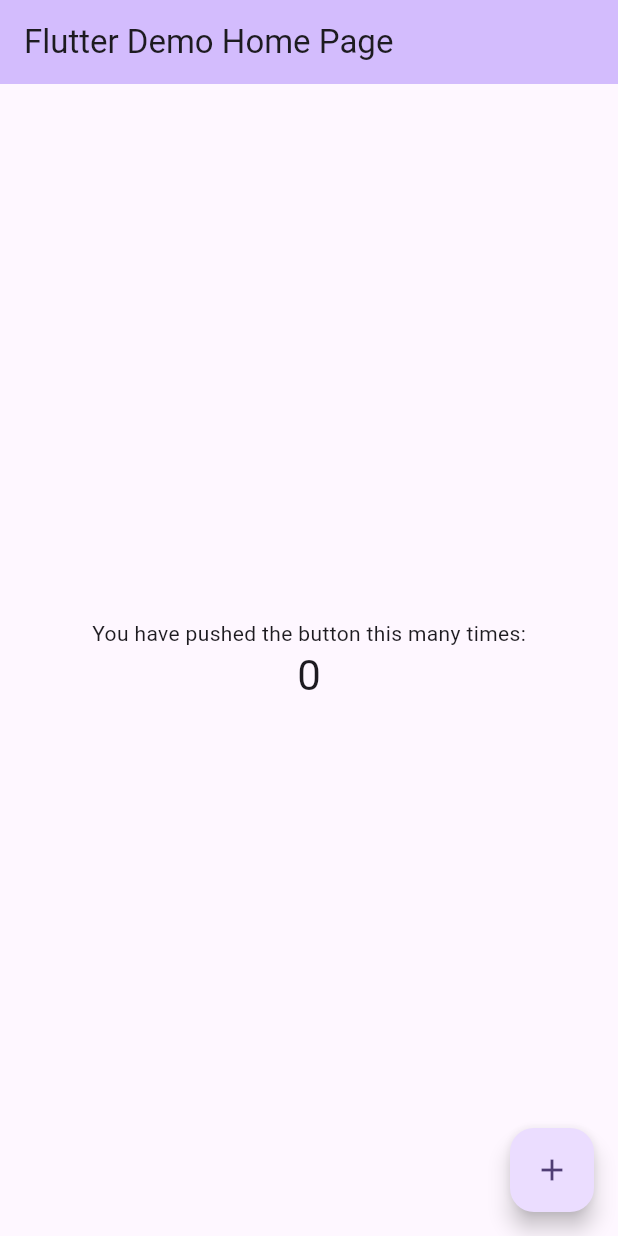
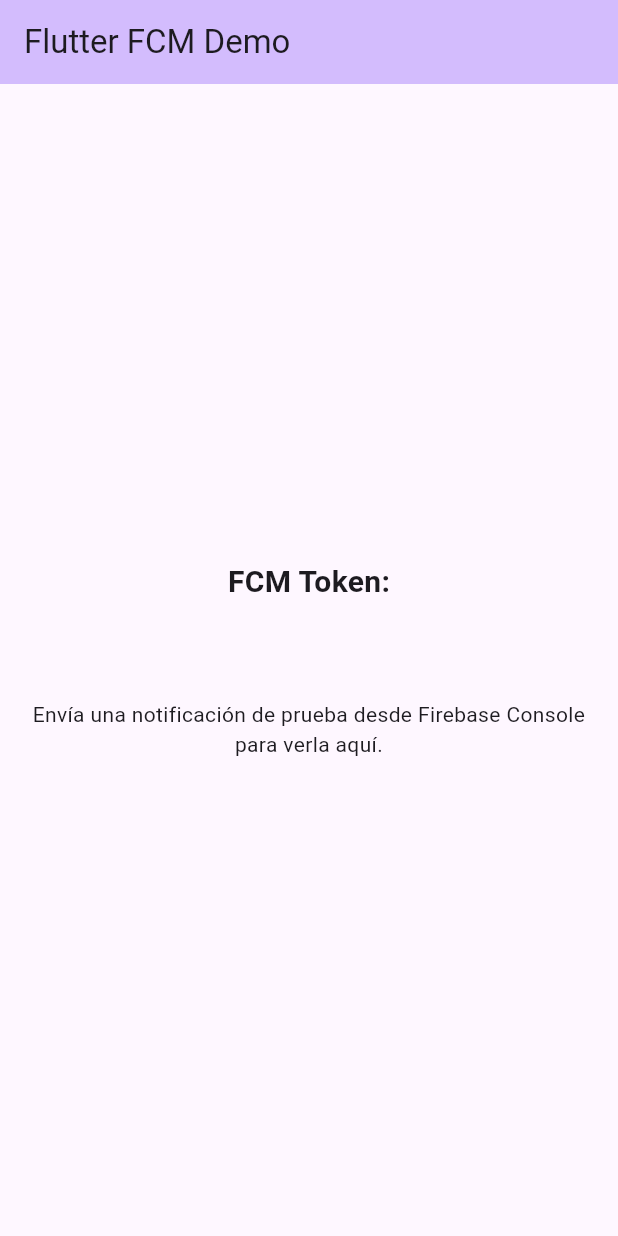
Before and after one commit to richardmijo/flutter_push_notificaction, a Flutter app: the screen it shows after launch, on a phone screen of 412 x 824 dp. Run offline on Flutter 3.47's test engine with Material 3 defaults, Android fonts, the phone set to English and light mode, and no system bars; our stand-ins replace firebase_core, firebase_messaging; accounts and stored records are empty.

Commit message:
Notificaiones funcionando

```diff
--- a/lib/main.dart
+++ b/lib/main.dart
@@ -1,52 +1,36 @@
+import 'package:firebase_core/firebase_core.dart';
+import 'package:firebase_messaging/firebase_messaging.dart';
 import 'package:flutter/material.dart';
+import 'package:flutter_push_notificaction/services/notification_service.dart';
 
-void main() {
+void main() async {
+  WidgetsFlutterBinding.ensureInitialized();
+  // Inicializar Firebase
+  await Firebase.initializeApp();
+  // Inicializar nuestro servicio de notificaciones
+  await NotificationService.initNotifications();
+
   runApp(const MyApp());
 }
 
 class MyApp extends StatelessWidget {
   const MyApp({super.key});
 
-  // This widget is the root of your application.
   @override
   Widget build(BuildContext context) {
     return MaterialApp(
-      title: 'Flutter Demo',
+      title: 'FCM Demo',
       theme: ThemeData(
-        // This is the theme of your application.
-        //
-        // TRY THIS: Try running your application with "flutter run". You'll see
-        // the application has a purple toolbar. Then, without quitting the app,
-        // try changing the seedColor in the colorScheme below to Colors.green
-        // and then invoke "hot reload" (save your changes or press the "hot
-        // reload" button in a Flutter-supported IDE, or press "r" if you used
-        // the command line to start the app).
-        //
-        // Notice that the counter didn't reset back to zero; the application
-        // state is not lost during the reload. To reset the state, use hot
-        // restart instead.
-        //
-        // This works for code too, not just values: Most code changes can be
-        // tested with just a hot reload.
         colorScheme: ColorScheme.fromSeed(seedColor: Colors.deepPurple),
+        useMaterial3: true,
       ),
-      home: const MyHomePage(title: 'Flutter Demo Home Page'),
+      home: const MyHomePage(title: 'Flutter FCM Demo'),
     );
   }
 }
 
 class MyHomePage extends StatefulWidget {
   const MyHomePage({super.key, required this.title});
-
-  // This widget is the home page of your application. It is stateful, meaning
-  // that it has a State object (defined below) that contains fields that affect
-  // how it looks.
-
-  // This class is the configuration for the state. It holds the values (in this
-  // case the title) provided by the parent (in this case the App widget) and
-  // used by the build method of the State. Fields in a Widget subclass are
-  // always marked "final".
-
   final String title;
 
   @override
@@ -54,69 +38,73 @@
 }
 
 class _MyHomePageState extends State<MyHomePage> {
-  int _counter = 0;
+  String? _token;
 
-  void _incrementCounter() {
+  @override
+  void initState() {
+    super.initState();
+    _getToken();
+
+    // Escuchar mensajes en primer plano
+    NotificationService.messageStream.listen((message) {
+      if (message.notification != null) {
+        showDialog(
+          context: context,
+          builder: (context) => AlertDialog(
+            title: Text(message.notification!.title ?? 'Notificación'),
+            content: Text(message.notification!.body ?? ''),
+            actions: [
+              TextButton(
+                onPressed: () => Navigator.of(context).pop(),
+                child: const Text('OK'),
+              ),
+            ],
+          ),
+        );
+      }
+    });
+  }
+
+  Future<void> _getToken() async {
+    // Obtener el token para mostrarlo en pantalla
+    String? token = await FirebaseMessaging.instance.getToken();
     setState(() {
-      // This call to setState tells the Flutter framework that something has
-      // changed in this State, which causes it to rerun the build method below
-      // so that the display can reflect the updated values. If we changed
-      // _counter without calling setState(), then the build method would not be
-      // called again, and so nothing would appear to happen.
-      _counter++;
+      _token = token;
     });
   }
 
   @override
   Widget build(BuildContext context) {
-    // This method is rerun every time setState is called, for instance as done
-    // by the _incrementCounter method above.
-    //
-    // The Flutter framework has been optimized to make rerunning build methods
-    // fast, so that you can just rebuild anything that needs updating rather
-    // than having to individually change instances of widgets.
     return Scaffold(
       appBar: AppBar(
-        // TRY THIS: Try changing the color here to a specific color (to
-        // Colors.amber, perhaps?) and trigger a hot reload to see the AppBar
-        // change color while the other colors stay the same.
         backgroundColor: Theme.of(context).colorScheme.inversePrimary,
-        // Here we take the value from the MyHomePage object that was created by
-        // the App.build method, and use it to set our appbar title.
         title: Text(widget.title),
       ),
       body: Center(
-        // Center is a layout widget. It takes a single child and positions it
-        // in the middle of the parent.
-        child: Column(
-          // Column is also a layout widget. It takes a list of children and
-          // arranges them vertically. By default, it sizes itself to fit its
-          // children horizontally, and tries to be as tall as its parent.
-          //
-          // Column has various properties to control how it sizes itself and
-          // how it positions its children. Here we use mainAxisAlignment to
-          // center the children vertically; the main axis here is the vertical
-          // axis because Columns are vertical (the cross axis would be
-          // horizontal).
-          //
-          // TRY THIS: Invoke "debug painting" (choose the "Toggle Debug Paint"
-          // action in the IDE, or press "p" in the console), to see the
-          // wireframe for each widget.
-          mainAxisAlignment: MainAxisAlignment.center,
-          children: <Widget>[
-            const Text('You have pushed the button this many times:'),
-            Text(
-              '$_counter',
-              style: Theme.of(context).textTheme.headlineMedium,
-            ),
-          ],
+        child: Padding(
+          padding: const EdgeInsets.all(20.0),
+          child: Column(
+            mainAxisAlignment: MainAxisAlignment.center,
+            children: <Widget>[
+              const Text(
+                'FCM Token:',
+                style: TextStyle(fontSize: 20, fontWeight: FontWeight.bold),
+              ),
+              const SizedBox(height: 10),
+              SelectableText(
+                _token ?? 'Cargando token...',
+                textAlign: TextAlign.center,
+                style: const TextStyle(fontSize: 14),
+              ),
+              const SizedBox(height: 30),
+              const Text(
+                'Envía una notificación de prueba desde Firebase Console para verla aquí.',
+                textAlign: TextAlign.center,
+              ),
+            ],
+          ),
         ),
       ),
-      floatingActionButton: FloatingActionButton(
-        onPressed: _incrementCounter,
-        tooltip: 'Increment',
-        child: const Icon(Icons.add),
-      ), // This trailing comma makes auto-formatting nicer for build methods.
     );
   }
 }
--- /dev/null
+++ b/lib/services/notification_service.dart
@@ -0,0 +1,80 @@
+import 'dart:async';
+import 'package:firebase_messaging/firebase_messaging.dart';
+import 'package:flutter/foundation.dart';
+
+/// Clase para manejar las notificaciones push con Firebase Cloud Messaging (FCM).
+/// Incluye inicialización, obtención de token y manejo de mensajes en diferentes estados.
+class NotificationService {
+  // Instancia singleton de Firebase Messaging.
+  static final _firebaseMessaging = FirebaseMessaging.instance;
+
+  // Stream controller local para manejar mensajes en primer plano y actualizar la UI
+  // Usamos broadcast para que múltiples partes de la app puedan escuchar si es necesario
+  static final _messageStreamController =
+      StreamController<RemoteMessage>.broadcast();
+  static Stream<RemoteMessage> get messageStream =>
+      _messageStreamController.stream;
+
+  /// Método para inicializar las notificaciones.
+  /// Solicita permisos y obtiene el token del dispositivo.
+  static Future<void> initNotifications() async {
+    // 1. Solicitar permisos (crítico para iOS y Android 13+)
+    NotificationSettings settings = await _firebaseMessaging.requestPermission(
+      alert: true,
+      badge: true,
+      sound: true,
+      provisional: false,
+    );
+
+    // Imprimir el estado de los permisos para depuración
+    if (settings.authorizationStatus == AuthorizationStatus.authorized) {
+      debugPrint('Permisos de notificaciones concedidos');
+    } else {
+      debugPrint('Permisos de notificaciones denegados o no determinados');
+    }
+
+    // 2. Obtener el token del dispositivo (FCM Token)
+    // Este token se necesita para enviar notificaciones a este dispositivo específico
+    final fcmToken = await _firebaseMessaging.getToken();
+
+    // Mostramos el token en consola para poder copiarlo y probar
+    debugPrint("========================================");
+    debugPrint("FCM Token: $fcmToken");
+    debugPrint("========================================");
+
+    // En una app real, aquí enviarías el token a tu backend para guardarlo asociado al usuario
+
+    // 3. Configurar manejadores de eventos
+
+    // Handler para mensajes en segundo plano (cuando la app está cerrada o minimizada)
+    // Debe ser una función top-level o static
+    FirebaseMessaging.onBackgroundMessage(_handleBackgroundMessage);
+
+    // Handler para mensajes en primer plano (cuando la app está abierta)
+    FirebaseMessaging.onMessage.listen((RemoteMessage message) {
+      debugPrint(
+        'Mensaje recibido en primer plano: ${message.notification?.title}',
+      );
+      if (message.notification != null) {
+        // Añadimos el mensaje al stream para que la UI pueda manejarlo
+        _messageStreamController.add(message);
+        // Aquí podrías mostrar un diálogo o una notificación local personalizada
+        debugPrint('Cuerpo: ${message.notification?.body}');
+      }
+    });
+
+    // Handler para cuando se abre la app desde una notificación cerrada
+    FirebaseMessaging.onMessageOpenedApp.listen((RemoteMessage message) {
+      debugPrint('La app se abrió desde una notificación: ${message.data}');
+      // Aquí podrías navegar a una pantalla específica
+    });
+  }
+
+  /// Función top-level para manejar mensajes en segundo plano.
+  /// Esta función se ejecuta en un aislamiento separado, no puede acceder al contexto UI.
+  static Future<void> _handleBackgroundMessage(RemoteMessage message) async {
+    debugPrint("Manejando mensaje en segundo plano: ${message.messageId}");
+    debugPrint("Título: ${message.notification?.title}");
+    debugPrint("Cuerpo: ${message.notification?.body}");
+  }
+}
--- a/pubspec.yaml
+++ b/pubspec.yaml
@@ -34,6 +34,8 @@
   # The following adds the Cupertino Icons font to your application.
   # Use with the CupertinoIcons class for iOS style icons.
   cupertino_icons: ^1.0.8
+  firebase_core: ^4.3.0
+  firebase_messaging: ^16.1.0
 
 dev_dependencies:
   flutter_test:
```
Also changed, not shown: pubspec.lock, 12 other files.
